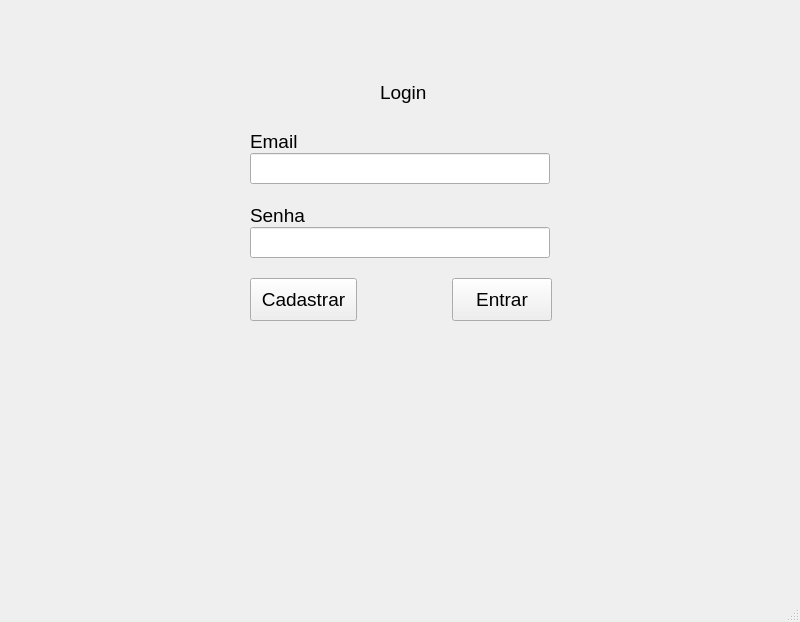
Before: the Qt Designer form biblioteca/view/layouts/login.ui in LuisCunha05/sistema_biblioteca, drawn with Qt 5.
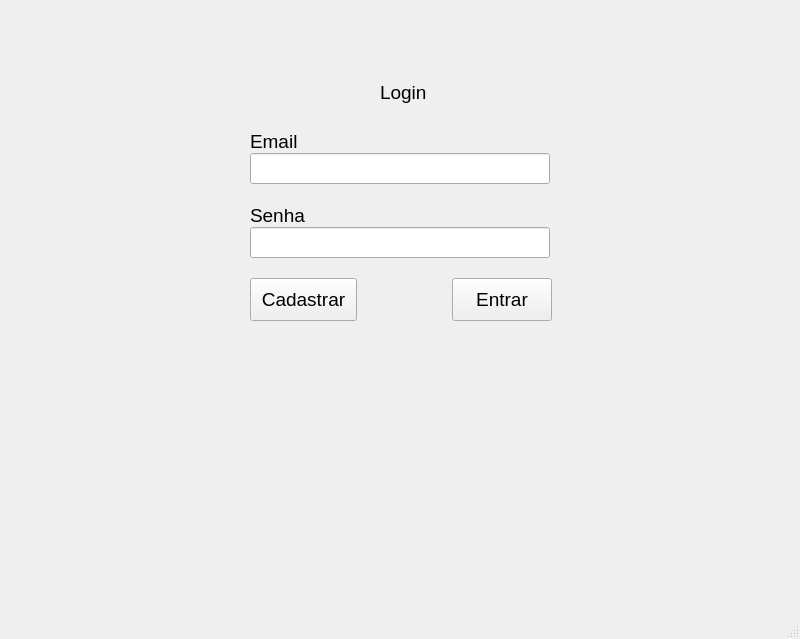
After: the same form once the commit is applied.

```diff
--- a/biblioteca/view/layouts/login.ui
+++ b/biblioteca/view/layouts/login.ui
@@ -7,7 +7,7 @@
     <x>0</x>
     <y>0</y>
     <width>800</width>
-    <height>600</height>
+    <height>639</height>
    </rect>
   </property>
   <property name="windowTitle">
```
Left out of the diff: 2 changed lines with no effect on the pictures.
